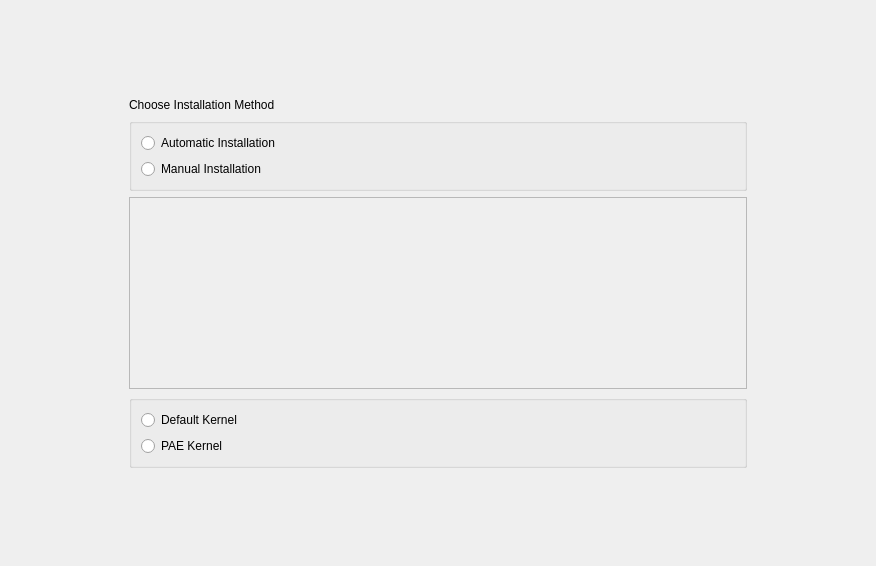
The window that yali/gui/Ui/autoinstallationwidget.ui (dadas45li/yali) describes before a commit, drawn with Qt 5.
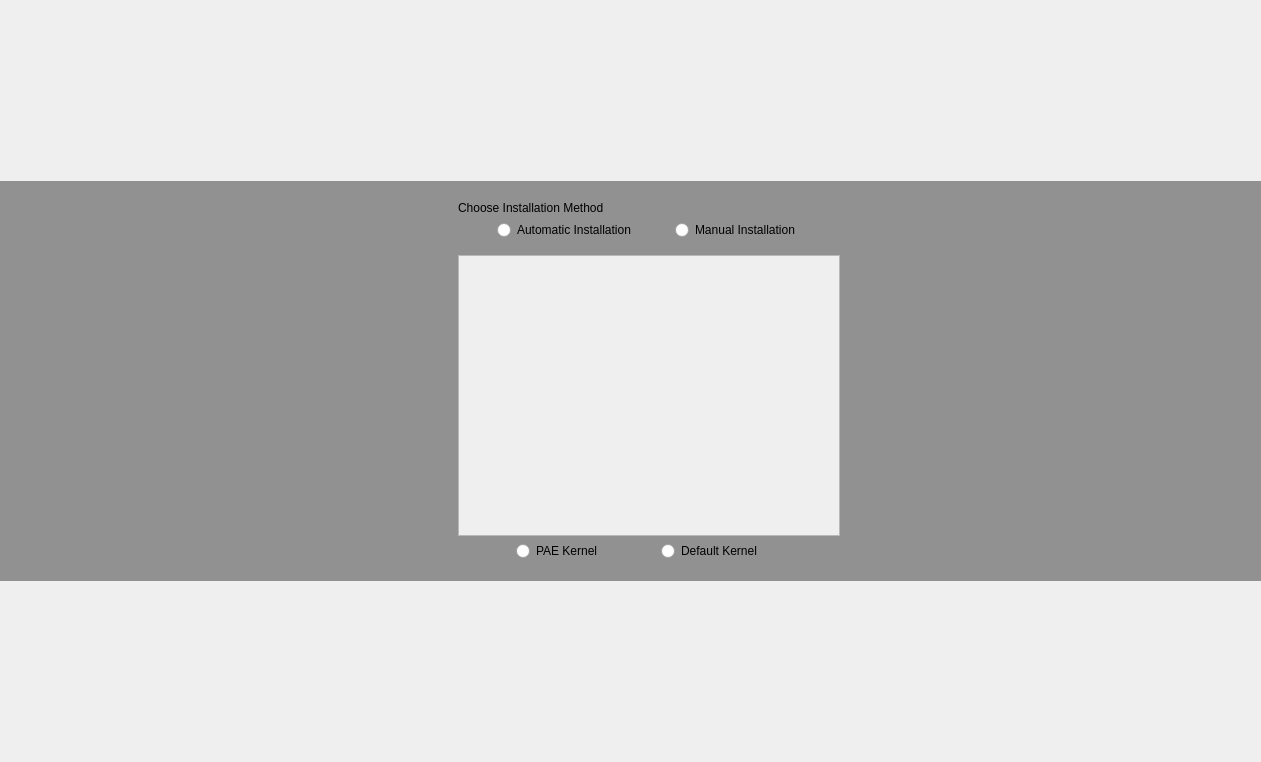
The same window after the commit. Icons and pictures are not drawn.

Commit message: modify collections screen

The edit to the form file:
```diff
--- a/yali/gui/Ui/autoinstallationwidget.ui
+++ b/yali/gui/Ui/autoinstallationwidget.ui
@@ -6,90 +6,146 @@
    <rect>
     <x>0</x>
     <y>0</y>
-    <width>876</width>
-    <height>566</height>
+    <width>1261</width>
+    <height>762</height>
    </rect>
   </property>
   <property name="windowTitle">
    <string/>
   </property>
+  <layout class="QHBoxLayout" name="horizontalLayout">
+   <property name="spacing">
+    <number>0</number>
+   </property>
+   <property name="margin">
+    <number>0</number>
+   </property>
+   <item>
+    <widget class="QFrame" name="frame">
+     <property name="sizePolicy">
+      <sizepolicy hsizetype="Expanding" vsizetype="Preferred">
+       <horstretch>0</horstretch>
+       <verstretch>0</verstretch>
+      </sizepolicy>
+     </property>
+     <property name="minimumSize">
+      <size>
+       <width>600</width>
+       <height>400</height>
+      </size>
+     </property>
+     <property name="maximumSize">
+      <size>
+       <width>16777215</width>
+       <height>400</height>
+      </size>
+     </property>
+     <property name="styleSheet">
+      <string notr="true">#frame{background-color: rgba(0,0,0,100)}</string>
+     </property>
+     <property name="frameShape">
+      <enum>QFrame::NoFrame</enum>
+     </property>
+     <property name="frameShadow">
+      <enum>QFrame::Raised</enum>
+     </property>
   <layout class="QGridLayout" name="gridLayout_3">
+      <property name="topMargin">
+       <number>20</number>
+      </property>
+      <property name="bottomMargin">
+       <number>20</number>
+      </property>
+      <property name="horizontalSpacing">
+       <number>30</number>
+      </property>
+      <item row="0" column="0">
+       <spacer name="horizontalSpacer">
+        <property name="orientation">
+         <enum>Qt::Horizontal</enum>
+        </property>
+        <property name="sizeHint" stdset="0">
+         <size>
+          <width>40</width>
+          <height>20</height>
+         </size>
+        </property>
+       </spacer>
+      </item>
    <item row="0" column="1">
-    <spacer name="verticalSpacer_2">
-     <property name="orientation">
-      <enum>Qt::Vertical</enum>
-     </property>
-     <property name="sizeHint" stdset="0">
-      <size>
-       <width>618</width>
-       <height>87</height>
-      </size>
-     </property>
-    </spacer>
-   </item>
-   <item row="1" column="0" rowspan="4">
-    <spacer name="horizontalSpacer_2">
-     <property name="orientation">
-      <enum>Qt::Horizontal</enum>
-     </property>
-     <property name="sizeHint" stdset="0">
-      <size>
-       <width>115</width>
-       <height>358</height>
-      </size>
-     </property>
-    </spacer>
-   </item>
-   <item row="1" column="1">
+       <widget class="QLabel" name="pix">
+        <property name="text">
+         <string/>
+        </property>
+        <property name="pixmap">
+         <pixmap>:/gui/pics/input-keyboard-big.png</pixmap>
+        </property>
+        <property name="alignment">
+         <set>Qt::AlignCenter</set>
+        </property>
+        <property name="wordWrap">
+         <bool>false</bool>
+        </property>
+       </widget>
+      </item>
+      <item row="0" column="2">
+       <layout class="QVBoxLayout" name="verticalLayout">
+        <property name="spacing">
+         <number>5</number>
+        </property>
+        <property name="leftMargin">
+         <number>10</number>
+        </property>
+        <property name="rightMargin">
+         <number>10</number>
+        </property>
+        <item>
     <widget class="QLabel" name="label_2">
      <property name="text">
       <string>Choose Installation Method</string>
      </property>
     </widget>
    </item>
-   <item row="1" column="2" rowspan="4">
-    <spacer name="horizontalSpacer_3">
-     <property name="orientation">
-      <enum>Qt::Horizontal</enum>
-     </property>
-     <property name="sizeHint" stdset="0">
-      <size>
-       <width>118</width>
-       <height>358</height>
-      </size>
-     </property>
-    </spacer>
-   </item>
-   <item row="2" column="1">
-    <widget class="QGroupBox" name="installationMethodGroupBox">
-     <property name="title">
-      <string/>
-     </property>
-     <property name="alignment">
-      <set>Qt::AlignLeading|Qt::AlignLeft|Qt::AlignVCenter</set>
-     </property>
-     <property name="flat">
-      <bool>true</bool>
-     </property>
-     <layout class="QGridLayout" name="gridLayout_2">
-      <item row="0" column="0">
+        <item>
+         <layout class="QHBoxLayout" name="horizontalLayout_3">
+          <property name="spacing">
+           <number>0</number>
+          </property>
+          <property name="bottomMargin">
+           <number>10</number>
+          </property>
+          <item>
        <widget class="QRadioButton" name="radioAutomatic">
+            <property name="sizePolicy">
+             <sizepolicy hsizetype="Fixed" vsizetype="Fixed">
+              <horstretch>0</horstretch>
+              <verstretch>0</verstretch>
+             </sizepolicy>
+            </property>
         <property name="text">
          <string>Automatic Installation</string>
         </property>
-       </widget>
-      </item>
-      <item row="1" column="0">
+            <property name="autoExclusive">
+             <bool>true</bool>
+            </property>
+           </widget>
+          </item>
+          <item>
        <widget class="QRadioButton" name="radioManual">
+            <property name="sizePolicy">
+             <sizepolicy hsizetype="Fixed" vsizetype="Fixed">
+              <horstretch>0</horstretch>
+              <verstretch>0</verstretch>
+             </sizepolicy>
+            </property>
         <property name="text">
          <string>Manual Installation</string>
         </property>
        </widget>
       </item>
      </layout>
-    </widget>
-   </item>
-   <item row="3" column="1">
+        </item>
+        <item>
     <widget class="QListWidget" name="collectionList">
      <property name="enabled">
       <bool>false</bool>
@@ -99,44 +155,62 @@
      </property>
     </widget>
    </item>
-   <item row="4" column="1">
-    <widget class="QGroupBox" name="kernelTypeGroupBox">
-     <property name="title">
-      <string/>
-     </property>
-     <property name="flat">
-      <bool>true</bool>
-     </property>
-     <layout class="QGridLayout" name="gridLayout">
-      <item row="0" column="0">
-       <widget class="QRadioButton" name="radioDefaultKernel">
-        <property name="text">
-         <string>Default Kernel</string>
-        </property>
-       </widget>
-      </item>
-      <item row="1" column="0">
+        <item>
+         <layout class="QHBoxLayout" name="horizontalLayout_2">
+          <property name="spacing">
+           <number>0</number>
+          </property>
+          <property name="rightMargin">
+           <number>20</number>
+          </property>
+          <property name="bottomMargin">
+           <number>0</number>
+          </property>
+          <item>
        <widget class="QRadioButton" name="radioPAEKernel">
+            <property name="sizePolicy">
+             <sizepolicy hsizetype="Fixed" vsizetype="Fixed">
+              <horstretch>0</horstretch>
+              <verstretch>0</verstretch>
+             </sizepolicy>
+            </property>
         <property name="text">
          <string>PAE Kernel</string>
         </property>
        </widget>
       </item>
-     </layout>
-    </widget>
-   </item>
-   <item row="5" column="1">
-    <spacer name="verticalSpacer">
+          <item>
+           <widget class="QRadioButton" name="radioDefaultKernel">
+            <property name="sizePolicy">
+             <sizepolicy hsizetype="Fixed" vsizetype="Fixed">
+              <horstretch>0</horstretch>
+              <verstretch>0</verstretch>
+             </sizepolicy>
+            </property>
+            <property name="text">
+             <string>Default Kernel</string>
+            </property>
+           </widget>
+          </item>
+         </layout>
+        </item>
+       </layout>
+      </item>
+      <item row="0" column="3">
+       <spacer name="horizontalSpacer_2">
      <property name="orientation">
-      <enum>Qt::Vertical</enum>
+         <enum>Qt::Horizontal</enum>
      </property>
      <property name="sizeHint" stdset="0">
       <size>
-       <width>618</width>
-       <height>87</height>
+          <width>40</width>
+          <height>20</height>
       </size>
      </property>
     </spacer>
+      </item>
+     </layout>
+    </widget>
    </item>
   </layout>
  </widget>
```
Lines whose indentation alone changed are shown as unchanged.
